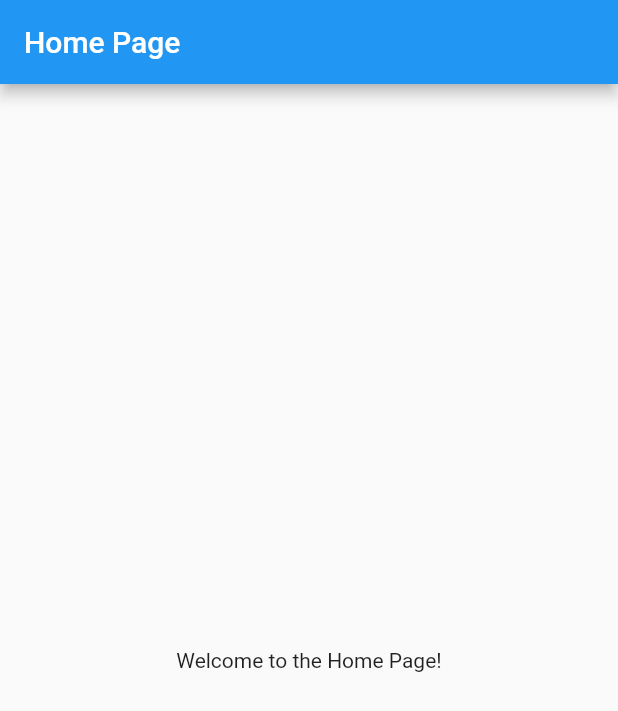
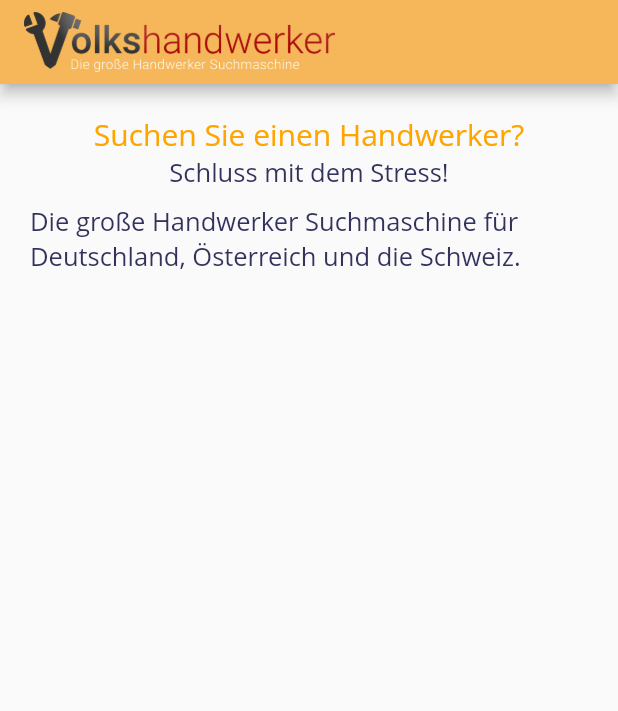
Before and after one commit to harundemirkaya/volkshandwerker, a Flutter app: the screen it shows after launch, on a phone screen of 412 x 824 dp. Shown: the top 711 px of the screen. Run offline on Flutter 3.47's test engine with Material 2 defaults, Android fonts, the light colour scheme and no system bars; Roboto replaces fonts that are missing (Open Sans).

Commit message:
Add Home Page

```diff
--- a/lib/Views/home_page.dart
+++ b/lib/Views/home_page.dart
@@ -10,11 +10,44 @@ class _HomePageState extends State<HomePage> {
   Widget build(BuildContext context) {
     return Scaffold(
       appBar: AppBar(
-        title: Text('Home Page'),
+        backgroundColor: Color.fromRGBO(245, 183, 89, 1),
+        title: Image.asset(
+          "lib/assets/logo.png",
+          height: 40,
+        ),
       ),
       body: Container(
-        child: Center(
-          child: Text('Welcome to the Home Page!'),
+        child: Padding(
+          padding: EdgeInsets.fromLTRB(20, 20, 20, 0),
+          child: Center(
+              child: Column(
+            children: [
+              Text(
+                "Suchen Sie einen Handwerker?",
+                style: TextStyle(
+                    fontFamily: "Open Sans",
+                    fontSize: 20,
+                    color: Color.fromRGBO(255, 165, 0, 1)),
+              ),
+              Text(
+                "Schluss mit dem Stress!",
+                style: TextStyle(
+                    fontFamily: "Open Sans",
+                    fontSize: 17,
+                    color: Color.fromRGBO(50, 50, 93, 1)),
+              ),
+              SizedBox(
+                height: 10,
+              ),
+              Text(
+                "Die große Handwerker Suchmaschine für Deutschland, Österreich und die Schweiz.",
+                style: TextStyle(
+                    fontFamily: "Open Sans",
+                    fontSize: 17,
+                    color: Color.fromRGBO(50, 50, 93, 1)),
+              ),
+            ],
+          )),
         ),
       ),
     );
--- a/lib/main.dart
+++ b/lib/main.dart
@@ -10,6 +10,7 @@ class MyApp extends StatelessWidget {
   Widget build(BuildContext context) {
     return MaterialApp(
       title: 'Your App Name',
+      debugShowCheckedModeBanner: false,
       theme: ThemeData(
         primarySwatch: Colors.blue,
       ),
--- a/pubspec.yaml
+++ b/pubspec.yaml
@@ -59,9 +59,8 @@ flutter:
   uses-material-design: true
 
   # To add assets to your application, add an assets section, like this:
-  # assets:
-  #   - images/a_dot_burr.jpeg
-  #   - images/a_dot_ham.jpeg
+  assets:
+    - lib/assets/logo.png
 
   # An image asset can refer to one or more resolution-specific "variants", see
   # https://flutter.dev/assets-and-images/#resolution-aware
```
Also changed, not shown: lib/assets/logo.png (added).
